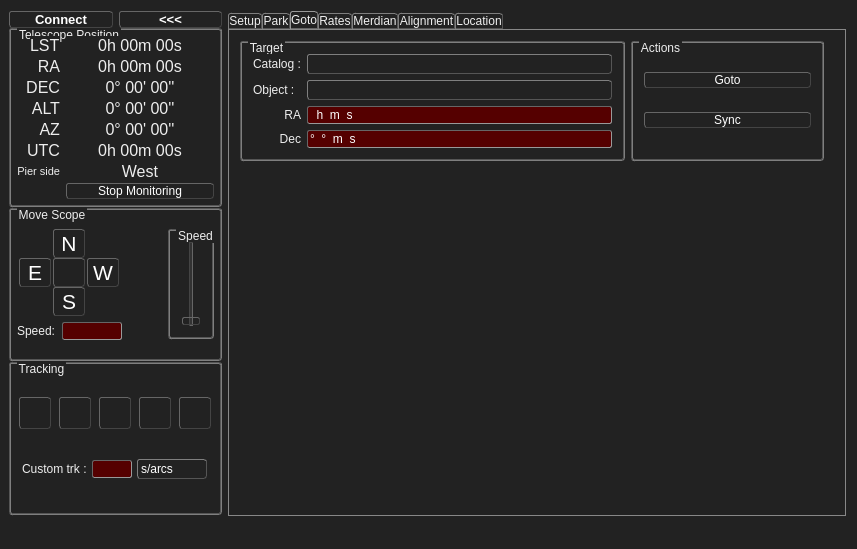
ZeSly/ZeGotoControlCenter, file ZeGotoControlCenter/zegotocontrolcenter.ui: the form before one commit.
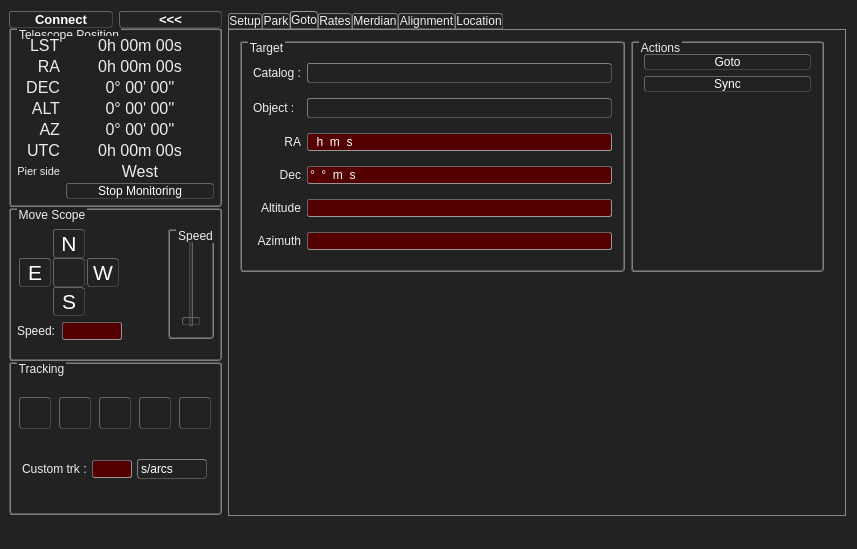
The form after the commit. The open tabs and pages were chosen to show the change. Icons and pictures are not drawn. Custom widgets are drawn as their Qt base class.

Commit message: Goto tab : equatorial coordinates to altaz conversion. class SkyPosition

What changed in the file:
```diff
--- a/ZeGotoControlCenter/zegotocontrolcenter.ui
+++ b/ZeGotoControlCenter/zegotocontrolcenter.ui
@@ -2875,6 +2875,64 @@
                </property>
               </widget>
              </item>
+             <item row="4" column="0">
+              <widget class="QLabel" name="label_GotoAltitude">
+               <property name="text">
+                <string>Altitude</string>
+               </property>
+               <property name="alignment">
+                <set>Qt::AlignRight|Qt::AlignTrailing|Qt::AlignVCenter</set>
+               </property>
+              </widget>
+             </item>
+             <item row="4" column="1">
+              <widget class="QLineEdit" name="lineEdit_GotoAltitude">
+               <property name="sizePolicy">
+                <sizepolicy hsizetype="Preferred" vsizetype="Fixed">
+                 <horstretch>0</horstretch>
+                 <verstretch>0</verstretch>
+                </sizepolicy>
+               </property>
+               <property name="inputMask">
+                <string notr="true"/>
+               </property>
+               <property name="text">
+                <string/>
+               </property>
+               <property name="readOnly">
+                <bool>true</bool>
+               </property>
+              </widget>
+             </item>
+             <item row="5" column="0">
+              <widget class="QLabel" name="label_GotoAzimuth">
+               <property name="text">
+                <string>Azimuth</string>
+               </property>
+               <property name="alignment">
+                <set>Qt::AlignRight|Qt::AlignTrailing|Qt::AlignVCenter</set>
+               </property>
+              </widget>
+             </item>
+             <item row="5" column="1">
+              <widget class="QLineEdit" name="lineEdit_GotoAzimuth">
+               <property name="sizePolicy">
+                <sizepolicy hsizetype="Preferred" vsizetype="Fixed">
+                 <horstretch>0</horstretch>
+                 <verstretch>0</verstretch>
+                </sizepolicy>
+               </property>
+               <property name="inputMask">
+                <string notr="true"/>
+               </property>
+               <property name="text">
+                <string/>
+               </property>
+               <property name="readOnly">
+                <bool>true</bool>
+               </property>
+              </widget>
+             </item>
             </layout>
            </widget>
           </item>
@@ -2910,6 +2968,19 @@
                </property>
               </widget>
              </item>
+             <item>
+              <spacer name="verticalSpacer_7">
+               <property name="orientation">
+                <enum>Qt::Vertical</enum>
+               </property>
+               <property name="sizeHint" stdset="0">
+                <size>
+                 <width>20</width>
+                 <height>40</height>
+                </size>
+               </property>
+              </spacer>
+             </item>
             </layout>
            </widget>
           </item>
```
Left out of the diff: 30 changed lines with no effect on the pictures. The commit also changes 7 other files.
